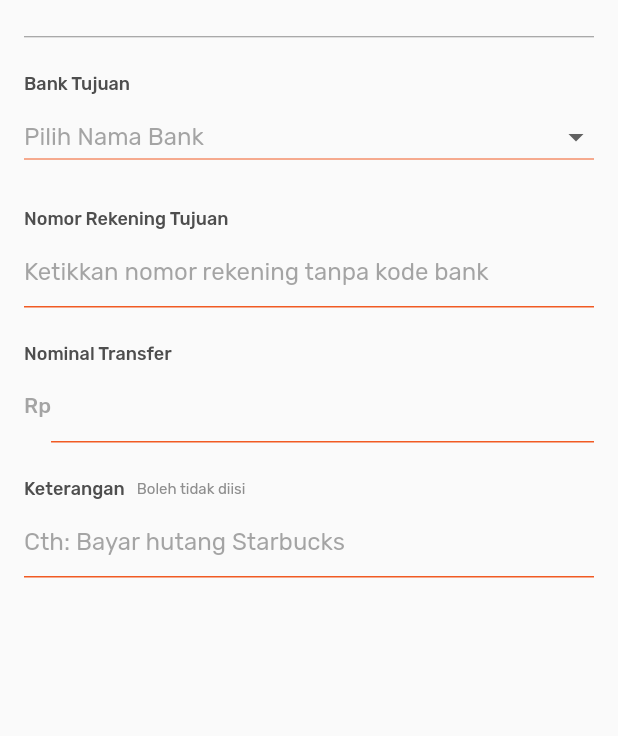
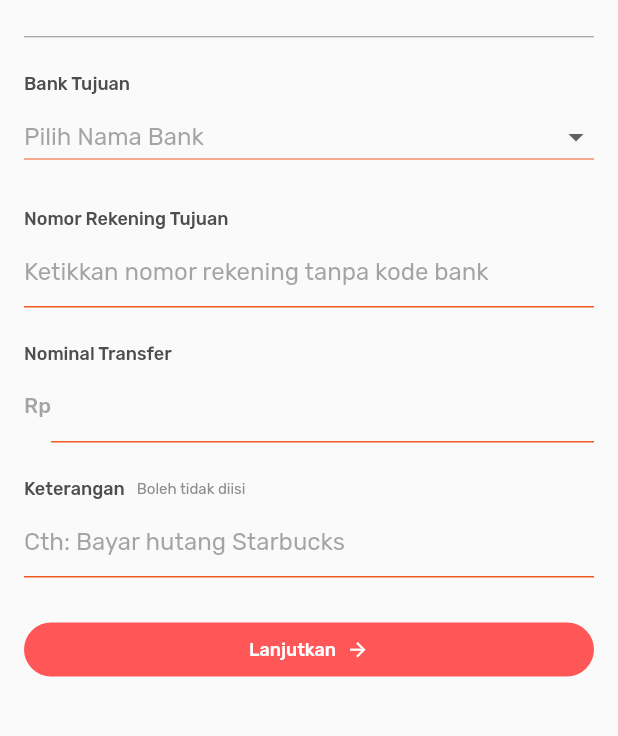
Before and after one commit to daruanugerah/Flutter-BNI-App-UI, a Flutter app: the TransferOtherPager screen opened directly, on a phone screen of 412 x 824 dp, the part 297-1033 px from its top. Run offline on Flutter 3.47's test engine with Material 2 defaults, Android fonts, the light colour scheme and no system bars; our stand-ins replace equatable, google_fonts.

Commit message:
slicing button

```diff
--- a/lib/pages/transfer_other_page.dart
+++ b/lib/pages/transfer_other_page.dart
@@ -381,6 +381,34 @@ class _TransferOtherPagerState extends State<TransferOtherPager> {
             SizedBox(
               height: 24,
             ),
+            Container(
+              margin: EdgeInsets.only(bottom: 30),
+              width: double.infinity,
+              child: TextButton(
+                onPressed: () {},
+                style: TextButton.styleFrom(
+                    backgroundColor: Color(0xffFF5757),
+                    shape: RoundedRectangleBorder(
+                        borderRadius: BorderRadius.circular(100))),
+                child: Container(
+                  width: 80,
+                  child: Row(
+                    mainAxisAlignment: MainAxisAlignment.spaceBetween,
+                    children: [
+                      Text(
+                        'Lanjutkan',
+                        style: whiteTextStyle.copyWith(fontSize: 12),
+                      ),
+                      Icon(
+                        Icons.arrow_forward,
+                        color: Colors.white,
+                        size: 15,
+                      )
+                    ],
+                  ),
+                ),
+              ),
+            )
           ],
         ),
       );
```
